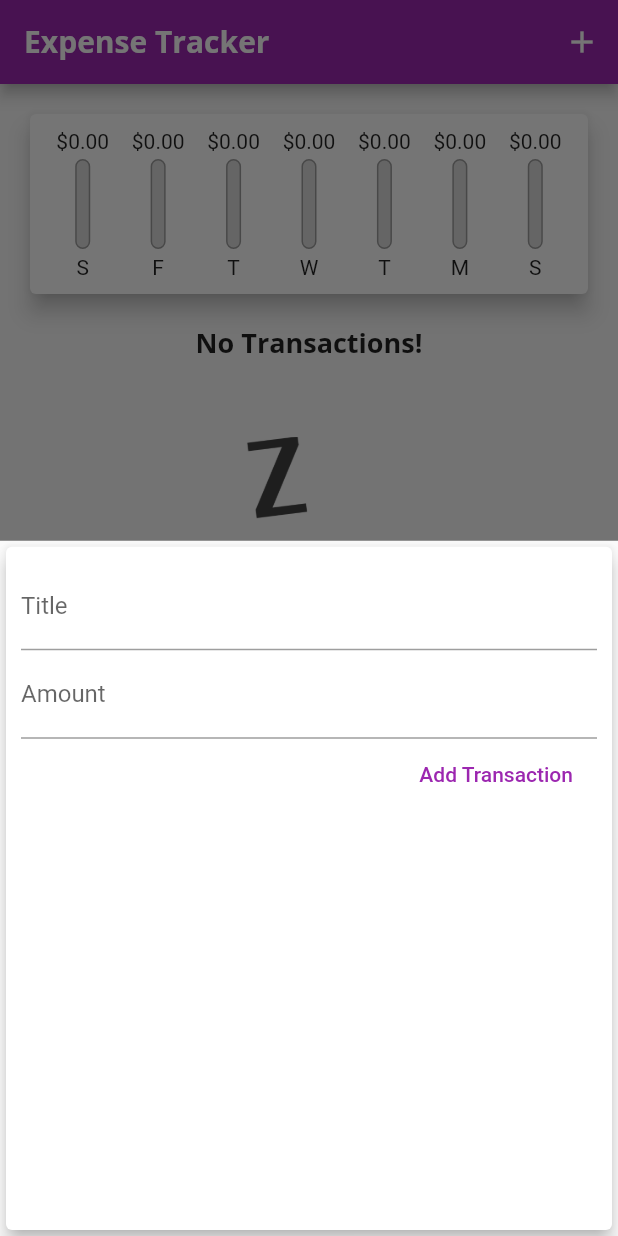
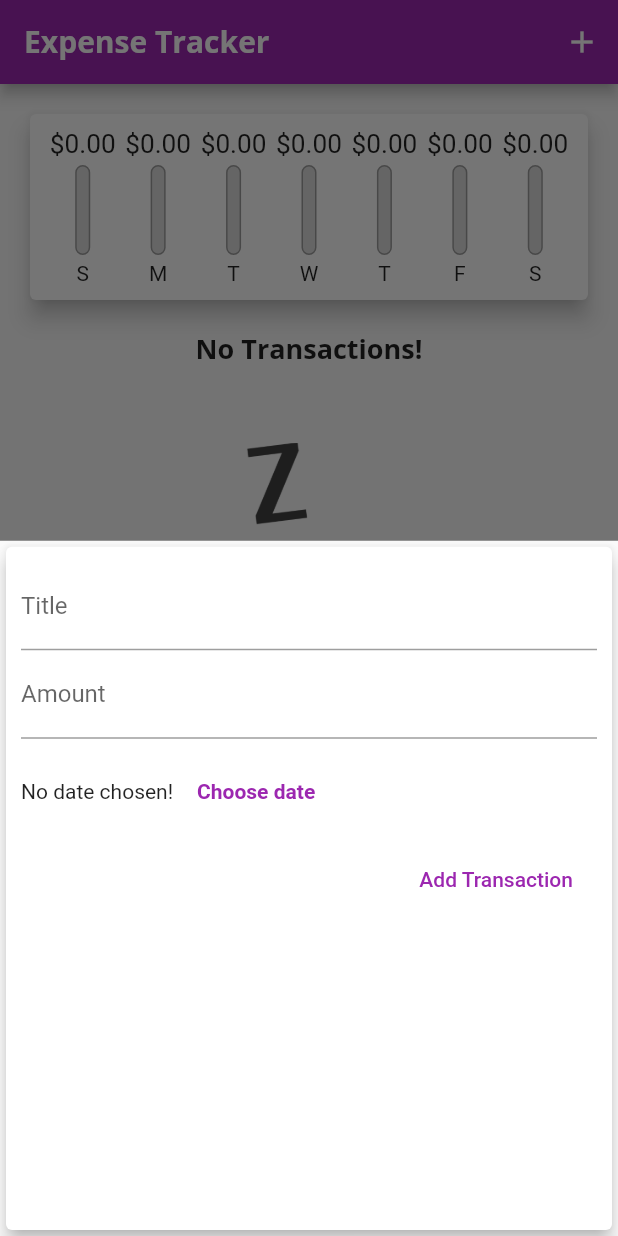
Before and after one commit to thasanhe/Expense-Tracker, a Flutter app: the screen it shows after launch, after a tap on the "add" icon, on a phone screen of 412 x 824 dp. Run offline on Flutter 3.47's test engine with Material 2 defaults, Android fonts, the phone set to English and light mode, and no system bars.

Commit message:
Reversing bar chart to get the current date at the end

```diff
--- a/lib/widgets/chart.dart
+++ b/lib/widgets/chart.dart
@@ -28,7 +28,7 @@ class Chart extends StatelessWidget {
       print ('day ${DateFormat.E().format(weekDay)}, amount  ${total}');
 
       return {'day' : DateFormat.E().format(weekDay).substring(0,1), 'amount': total};
-    });
+    }).reversed.toList();
   }
 
   @override
--- a/lib/widgets/chart_bar.dart
+++ b/lib/widgets/chart_bar.dart
@@ -12,7 +12,9 @@ class ChartBar extends StatelessWidget {
   @override
   Widget build(BuildContext context) {
     return Column(children: [
-      FittedBox(child: Text('\$${spendingAmount.toStringAsFixed(2)}')),
+      Container(
+          height: 20,
+          child: FittedBox(child: Text('\$${spendingAmount.toStringAsFixed(2)}'))),
       SizedBox(height: 4,),
       Container(
         height: 60,
--- a/lib/widgets/user_input.dart
+++ b/lib/widgets/user_input.dart
@@ -51,6 +51,19 @@ class _UserInputState extends State<UserInput> {
               keyboardType: TextInputType.numberWithOptions(decimal: true),
               onSubmitted: (_) => submitData(),
             ),
+            Container(
+              height: 70,
+              child: Row(
+                children: <Widget>[
+                  Text("No date chosen!"),
+                  FlatButton(
+                    textColor: Theme.of(context).primaryColor,
+                    child: Text("Choose date", style: TextStyle(fontWeight: FontWeight.bold),),
+                    onPressed: (){},
+                  ),
+                ],
+              ),
+            ),
             FlatButton(
               child: Text("Add Transaction",),
               textColor: Colors.purple,
```
